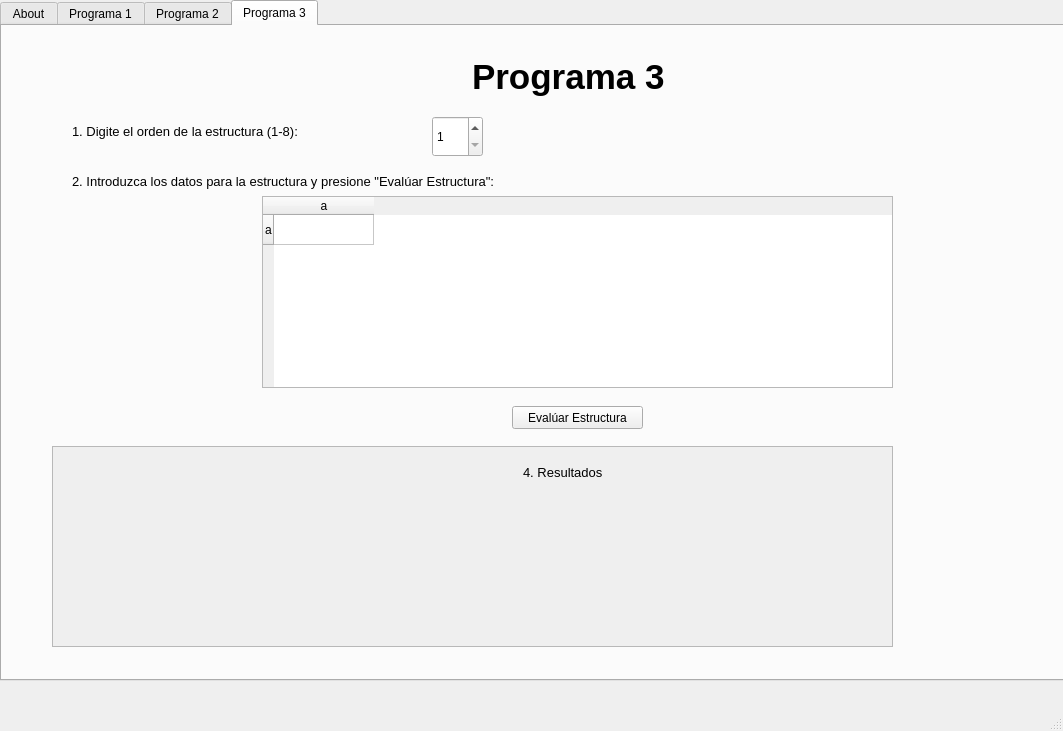
Above: ProgramaConUI/InterfazMenu.ui from bryanjimenezchacon/Progra1Algebra before the change. Below: the same form after it.
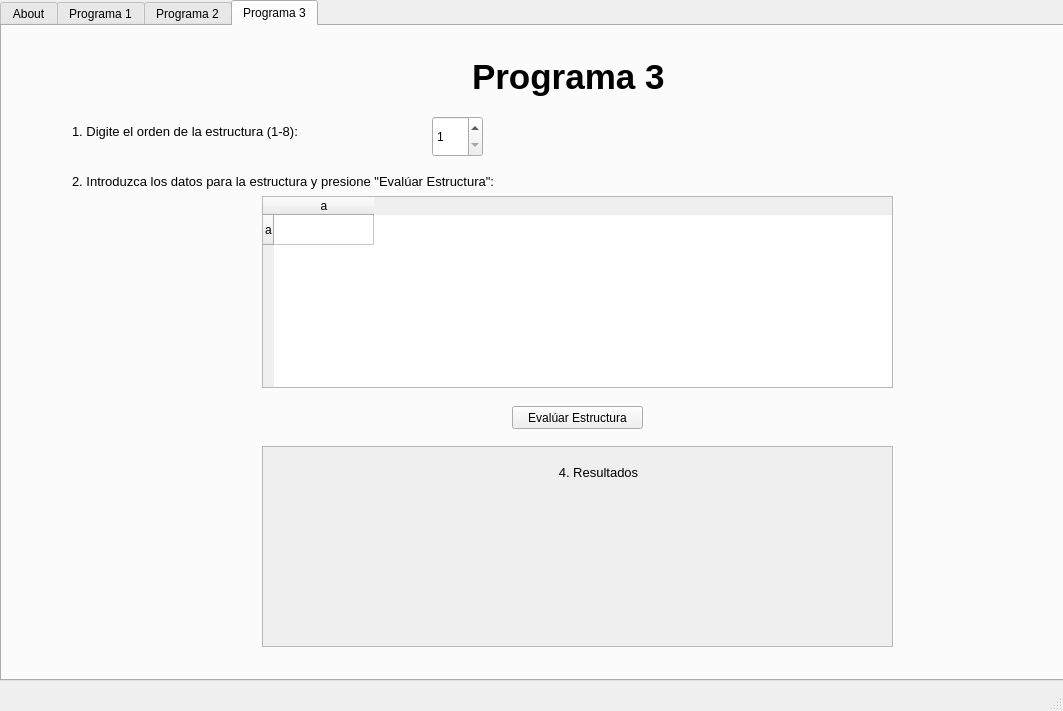
That is the form after the change. The open tabs and pages were chosen to show the change.

The edit to the form file:
```diff
--- a/ProgramaConUI/InterfazMenu.ui
+++ b/ProgramaConUI/InterfazMenu.ui
@@ -7,7 +7,7 @@
     <x>0</x>
     <y>0</y>
     <width>1063</width>
-    <height>731</height>
+    <height>711</height>
    </rect>
   </property>
   <property name="windowTitle">
@@ -899,9 +899,9 @@
      <widget class="QScrollArea" name="scrollArea_2">
       <property name="geometry">
        <rect>
-        <x>50</x>
+        <x>260</x>
         <y>420</y>
-        <width>841</width>
+        <width>631</width>
         <height>201</height>
        </rect>
       </property>
@@ -913,14 +913,14 @@
         <rect>
          <x>0</x>
          <y>0</y>
-         <width>839</width>
+         <width>629</width>
          <height>199</height>
         </rect>
        </property>
        <widget class="QLabel" name="nombreCantidadCarreteras_5">
         <property name="geometry">
          <rect>
-          <x>470</x>
+          <x>280</x>
           <y>10</y>
           <width>111</width>
           <height>31</height>
@@ -934,19 +934,25 @@
         <property name="text">
          <string>4. Resultados</string>
         </property>
+        <property name="alignment">
+         <set>Qt::AlignCenter</set>
+        </property>
        </widget>
        <widget class="QLabel" name="labelResultadosPrograma3">
         <property name="geometry">
          <rect>
           <x>10</x>
           <y>50</y>
-          <width>811</width>
-          <height>111</height>
+          <width>601</width>
+          <height>121</height>
          </rect>
         </property>
         <property name="text">
          <string/>
         </property>
+        <property name="alignment">
+         <set>Qt::AlignCenter</set>
+        </property>
        </widget>
       </widget>
      </widget>
```
Left out of the diff: 52 changed lines with no effect on the pictures.
